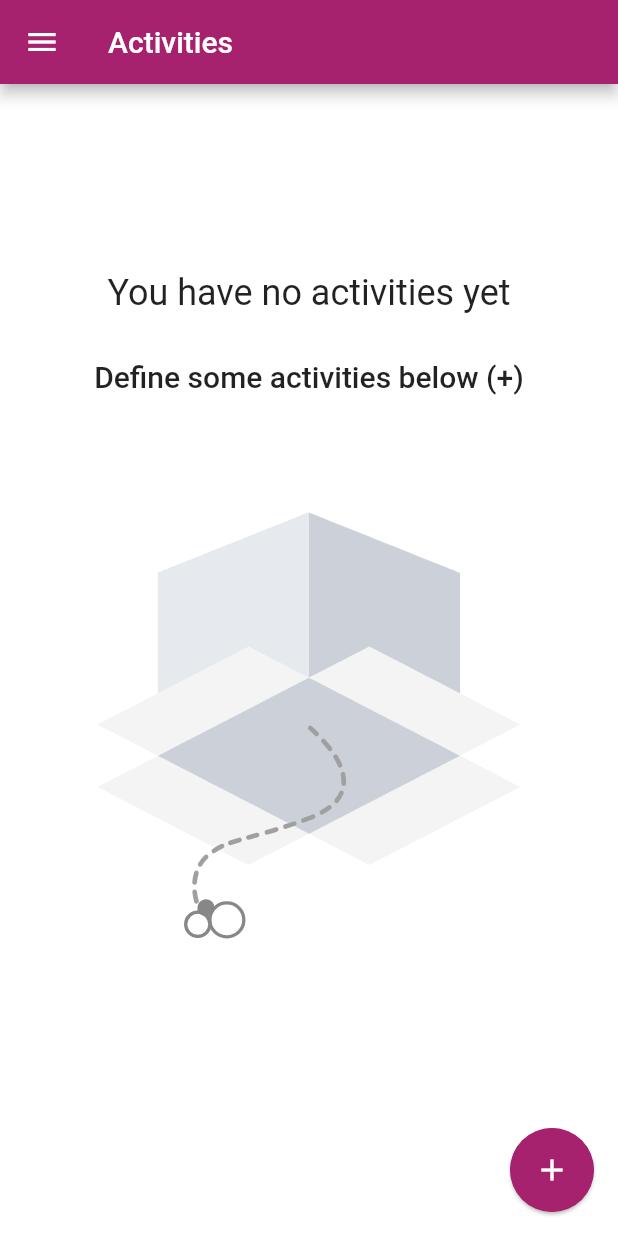
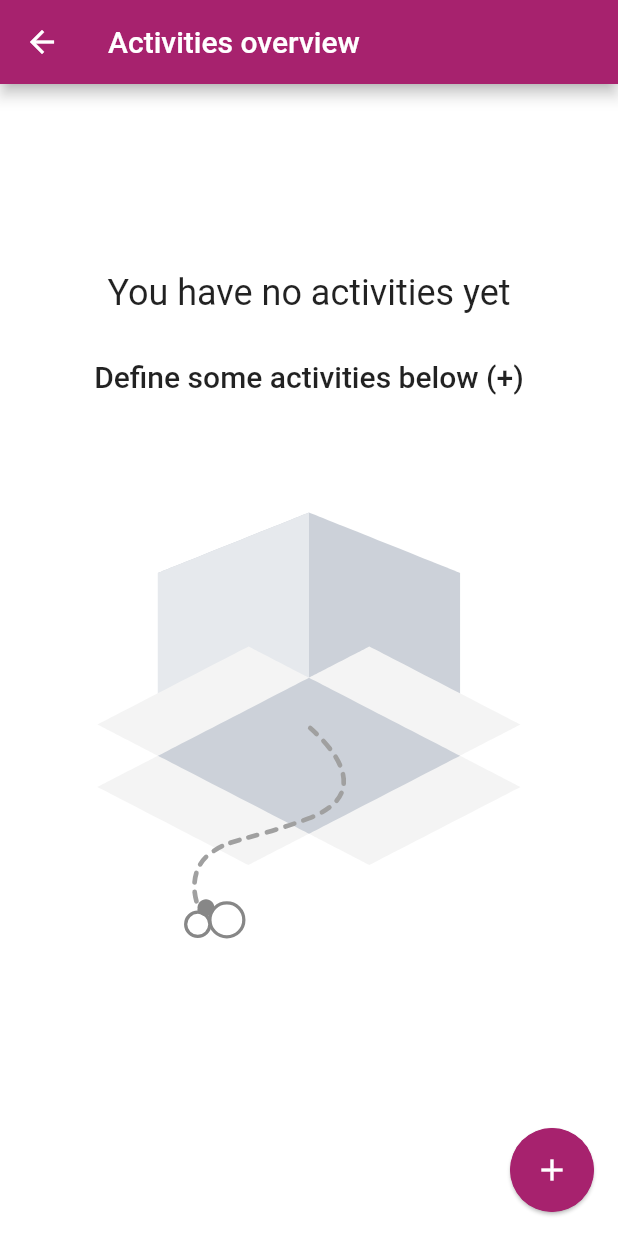
Before and after one commit to AnnaChrzaszcz/cleanMates, a Flutter app: the ActivitiesScreen screen opened by its route, on a phone screen of 412 x 824 dp. Run offline on Flutter 3.47's test engine with Material 2 defaults, Android fonts, the phone set to English and light mode, and no system bars; drawn by our look-alikes of custom_refresh_indicator; our stand-ins replace animated_text_kit, carousel_slider, cloud_firestore, firebase_auth, firebase_core, firebase_storage and 9 more; missing offline and left inert: dart:ffi, firebase_ui_auth, flutter_date_picker_timeline, password_strength_checker; accounts and stored records are empty; project files that could hold a hidden picture were left out.

Commit message:
add activity/gift better display

```diff
--- a/lib/providers/activities_provider.dart
+++ b/lib/providers/activities_provider.dart
@@ -62,7 +62,8 @@ class ActivitiesProvider extends ChangeNotifier {
         points: activity.points,
         roomId: activity.roomId);
 
-    _activities.insert(0, newActivity);
+    //_activities.insert(0, newActivity);
+    _activities.add(newActivity);
     notifyListeners();
   }
 
--- a/lib/providers/gifts_provider.dart
+++ b/lib/providers/gifts_provider.dart
@@ -59,7 +59,8 @@ class GiftsProvider extends ChangeNotifier {
         roomId: gift.roomId,
         iconCode: gift.iconCode);
 
-    _gifts.insert(0, newGift);
+    // _gifts.insert(0, newGift);
+    _gifts.add(newGift);
     notifyListeners();
   }
 
--- a/lib/screens/activities_screen.dart
+++ b/lib/screens/activities_screen.dart
@@ -57,12 +57,11 @@ class ActivitiesScreen extends StatelessWidget {
     return Scaffold(
       key: _scaffoldKey,
       appBar: AppBar(
-        title: Text('Activities'),
+        title: Text('Activities overview'),
       ),
       floatingActionButtonLocation: FloatingActionButtonLocation.endFloat,
       floatingActionButton:
           CustomAddFab(activityScreen: true, roomId: myRoom.id),
-      drawer: AppDrawer(),
       body: FutureBuilder(
         future: _refreshActivities(context, myRoom.id),
         builder: ((context, snapshot) => snapshot.connectionState ==
@@ -183,15 +182,13 @@ class ActivitiesScreen extends StatelessWidget {
                                               Theme.of(context).dividerColor,
                                           foregroundColor: Colors.white,
                                           child: FittedBox(
-                                              child: Icon(Icons
-                                                  .cleaning_services_outlined))),
+                                              child: Text(
+                                                  '${activitiesData.activities[index].points}'))),
                                       title: Text(
                                         activitiesData
                                             .activities[index].activityName,
                                         style: TextStyle(),
                                       ),
-                                      subtitle: Text(
-                                          '${activitiesData.activities[index].points} points'),
                                     ),
                                     Divider()
                                   ],
--- a/lib/screens/gifts_screen.dart
+++ b/lib/screens/gifts_screen.dart
@@ -56,12 +56,11 @@ class GiftsScreen extends StatelessWidget {
     return Scaffold(
       key: _scaffoldKey,
       appBar: AppBar(
-        title: Text('Gifts'),
+        title: Text('Gifts overview'),
       ),
       floatingActionButtonLocation: FloatingActionButtonLocation.endFloat,
       floatingActionButton:
           CustomAddFab(activityScreen: false, roomId: myRoom.id),
-      drawer: AppDrawer(),
       body: FutureBuilder(
         future: _refreshGifts(context, myRoom.id),
         builder: ((context, snapshot) => snapshot.connectionState ==
--- a/lib/widgets/app_drawer.dart
+++ b/lib/widgets/app_drawer.dart
@@ -68,8 +68,7 @@ class AppDrawer extends StatelessWidget {
               title: Text('Activities Overview'),
               onTap: () {
                 //TYLKO JESLI JEST ROOM
-                Navigator.of(context)
-                    .pushReplacementNamed(ActivitiesScreen.routeName);
+                Navigator.of(context).pushNamed(ActivitiesScreen.routeName);
               },
             ),
           if (room != null) Divider(),
@@ -78,8 +77,7 @@ class AppDrawer extends StatelessWidget {
               leading: Icon(Icons.card_giftcard_outlined),
               title: Text('Gifts Overview'), //TYLKO JESLI JEST ROOM
               onTap: () {
-                Navigator.of(context)
-                    .pushReplacementNamed(GiftsScreen.routeName);
+                Navigator.of(context).pushNamed(GiftsScreen.routeName);
               },
             ),
           if (room != null) const Divider(),
```
Also changed, not shown: lib/screens/buy_gift_screen.dart (+17 -10 lines), lib/screens/save_activity_screen.dart (+17 -13 lines).
